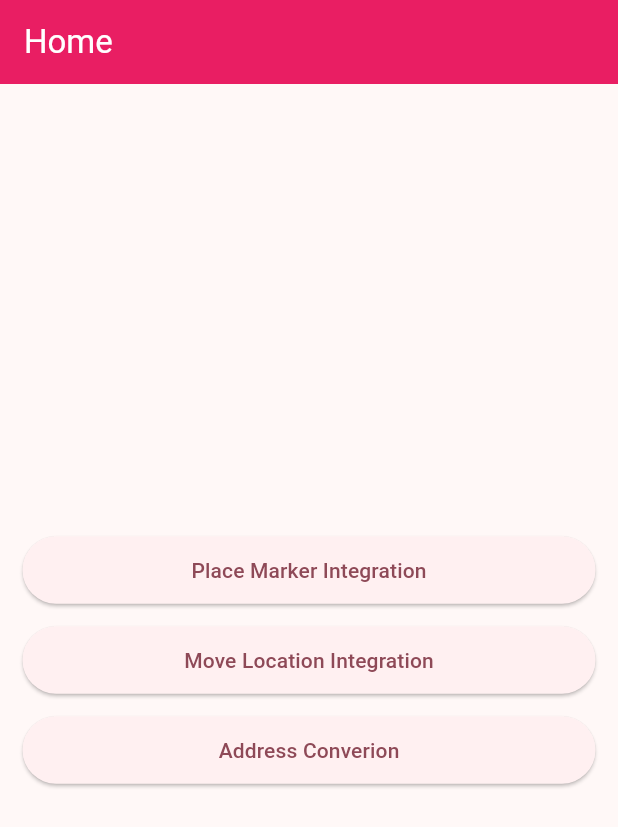
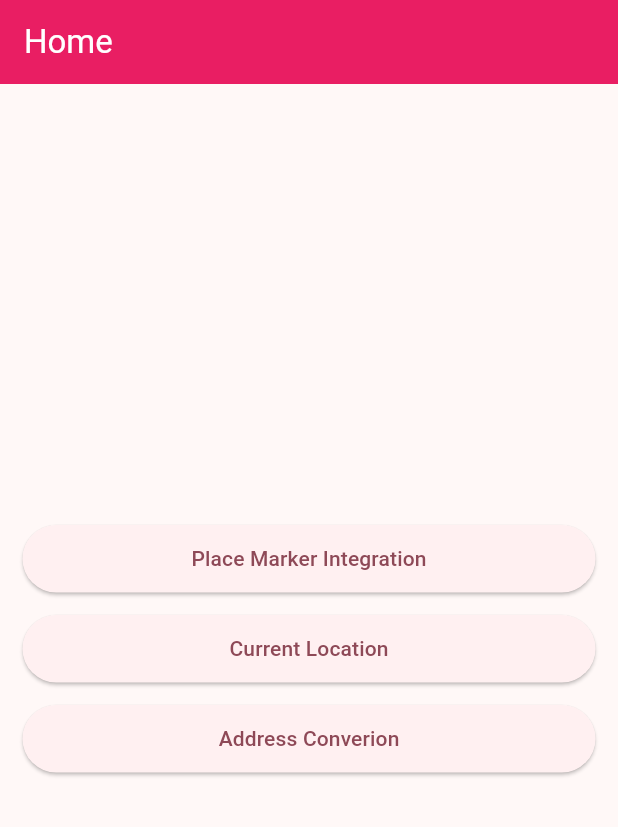
Before and after one commit to Ajy74/google_map_integration, a Flutter app: the screen it shows after launch, on a phone screen of 412 x 824 dp. Shown: the top 827 px of the screen. Run offline on Flutter 3.47's test engine with Material 3 defaults, Android fonts, the phone set to English and light mode, and no system bars; our stand-ins replace geocoding, geolocator, google_maps_flutter.

```diff
--- a/lib/views/home_sceen.dart
+++ b/lib/views/home_sceen.dart
@@ -58,7 +58,7 @@ class _HomeScreenState extends State<HomeScreen> {
                   },));
                 },
                 child: const Text(
-                  "Move Location Integration"
+                  "Current Location"
                 ),
               ),
             ),
@@ -79,6 +79,23 @@ class _HomeScreenState extends State<HomeScreen> {
                 ),
               ),
             ),
+
+            const SizedBox(height: 15,),
+
+            // SizedBox(
+            //   width: double.maxFinite,
+            //   height: 45,
+            //   child: ElevatedButton(
+            //     onPressed: () {
+            //       Navigator.push(context, MaterialPageRoute(builder: (context) {
+            //         return const CurrentLocation();
+            //       },));
+            //     },
+            //     child: const Text(
+            //       "Get Current Location"
+            //     ),
+            //   ),
+            // ),
           ],
         ),
       ),
```
